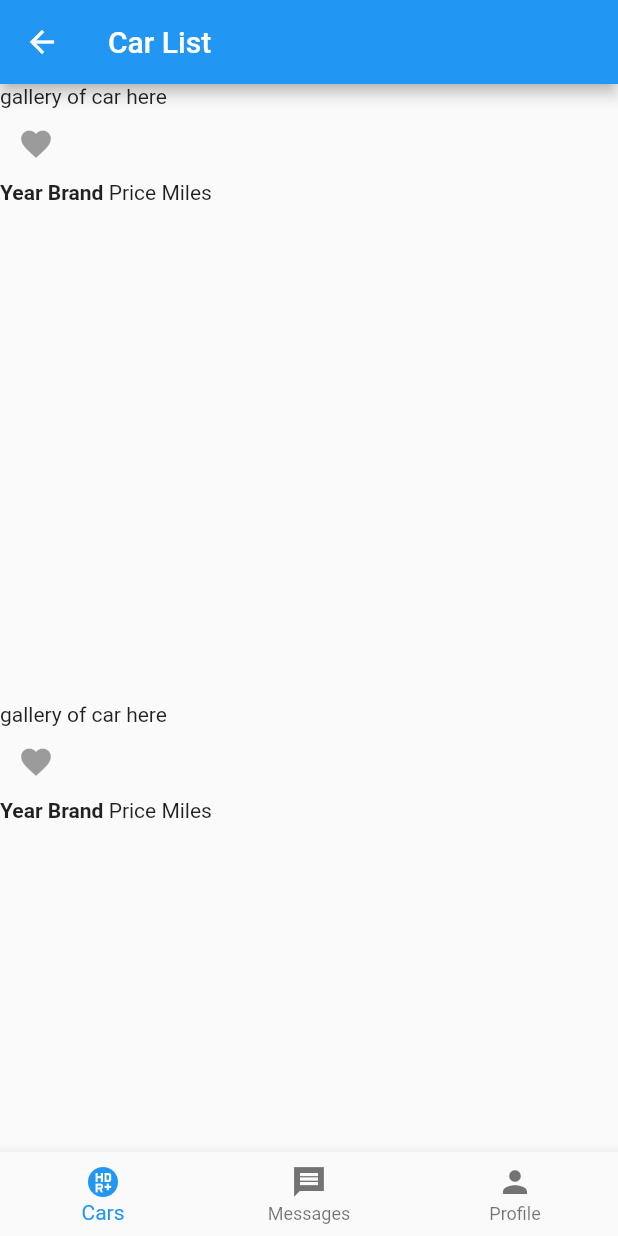
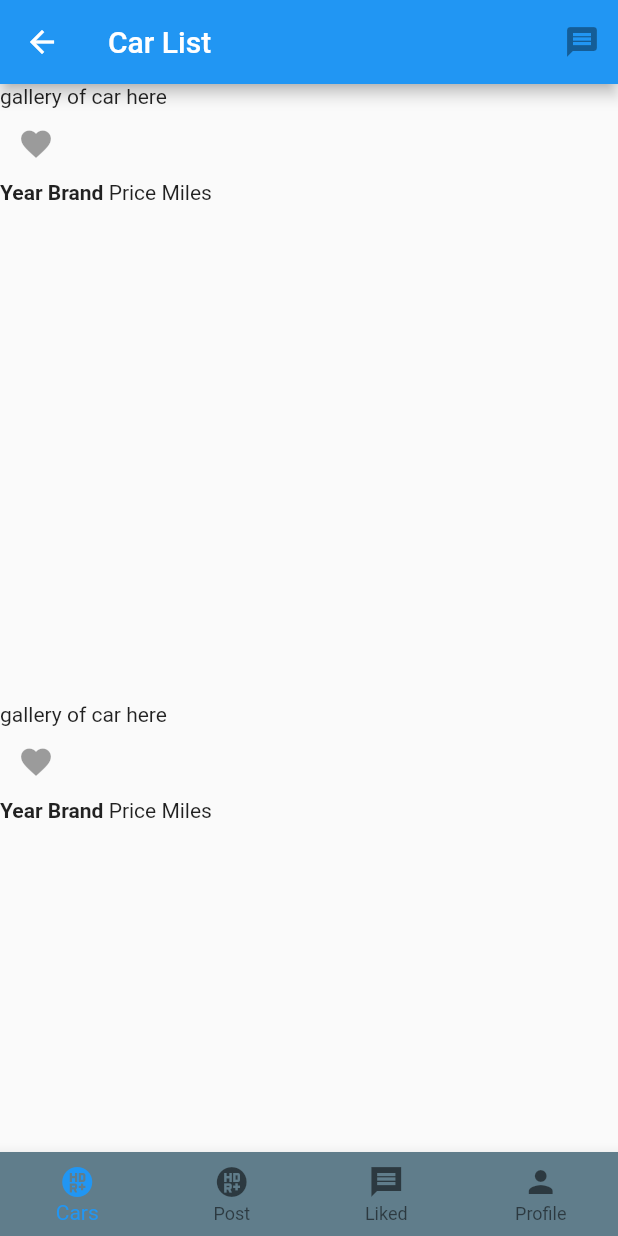
Before and after one commit to domtom1126/Find-a-Stick, a Flutter app: the CarList screen opened directly, on a phone screen of 412 x 824 dp. Run offline on Flutter 3.47's test engine with Material 2 defaults, Android fonts, the phone set to English and light mode, and no system bars; our stand-ins replace cloud_firestore, firebase_auth, firebase_core; accounts and stored records are empty.

Commit message:
Finally have a working app. Nav Bar works.

```diff
--- a/lib/main.dart
+++ b/lib/main.dart
@@ -1,4 +1,5 @@
 import 'package:find_stick/screens/auth_screen.dart';
+import 'package:find_stick/widgets/car_list.dart';
 import 'package:flutter/material.dart';
 import 'package:firebase_core/firebase_core.dart';
 
--- a/lib/widgets/car_list.dart
+++ b/lib/widgets/car_list.dart
@@ -1,4 +1,6 @@
+// Appears after auth screen, basically the home screeen
 import 'package:find_stick/screens/liked_screen.dart';
+import 'package:find_stick/screens/messages_screen.dart';
 import 'package:find_stick/screens/post_screen.dart';
 import 'package:find_stick/screens/profile_screen.dart';
 import 'package:find_stick/widgets/list_view.dart';
@@ -15,10 +17,10 @@ class CarList extends StatefulWidget {
 class _CarListState extends State<CarList> {
   int _selectedIndex = 0;
   final List<Widget> _children = [
-    // HomeScreen(),
-    PostScreen(),
-    LikedScreen(),
-    ProfileScreen(),
+    Container(child: ListViewCars()),
+    Container(child: PostScreen()),
+    Container(child: Text('chat')),
+    Container(child: Text('profile')),
   ];
 
   void _onItemTap(int index) {
@@ -34,9 +36,13 @@ class _CarListState extends State<CarList> {
         child: Scaffold(
           appBar: AppBar(
             title: Text('Car List'),
+            // todo navigate to messages page
+            actions: [IconButton(onPressed: null, icon: Icon(Icons.message))],
           ),
-                body: Container(child: ListViewCars()),
+          body: _children[_selectedIndex],
           bottomNavigationBar: BottomNavigationBar(
+            type: BottomNavigationBarType.fixed,
+            backgroundColor: Colors.blueGrey,
             onTap: _onItemTap,
             currentIndex: _selectedIndex,
             items: [
@@ -45,42 +51,19 @@ class _CarListState extends State<CarList> {
                 label: 'Cars',
               ),
               new BottomNavigationBarItem(
+                icon: Icon(Icons.hdr_plus),
+                label: 'Post',
+              ),
+              new BottomNavigationBarItem(
                 icon: Icon(Icons.message_sharp),
-                      label: 'Messages',
+                label: 'Liked',
               ),
               new BottomNavigationBarItem(
                   icon: Icon(Icons.person), label: 'Profile')
             ],
-                ))));
+          ),
+        ),
+      ),
+    );
   }
 }
-
-// // todo Make seperate class of this
-// GridView.count(
-//             crossAxisCount: 1,
-//             children: List.generate(100, (index) {
-//               return Column(
-//                 children: [
-//                   //  ? Scrollable gallery click to expand
-//                   Row(
-//                     children: [Text('gallery of car here')],
-//                   ),
-//                   Row(
-//                     children: [
-//                       IconButton(onPressed: null, icon: Icon(Icons.favorite)),
-//                     ],
-//                   ),
-//                   Row(
-//                     children: [
-//                       Text('Year ',
-//                           style: TextStyle(fontWeight: FontWeight.bold)),
-//                       Text('Brand ',
-//                           style: TextStyle(fontWeight: FontWeight.bold)),
-//                       Text('Price '),
-//                       Text('Miles'),
-//                     ],
-//                   ),
-//                 ],
-//               );
-//             }),
-//           )
--- a/lib/widgets/list_view.dart
+++ b/lib/widgets/list_view.dart
@@ -13,10 +13,13 @@ class ListViewCars extends StatefulWidget {
 class _ListViewCarsState extends State<ListViewCars> {
   @override
   Widget build(BuildContext context) {
-    return Container(
+    return SizedBox(
+      child: Container(
         child: GridView.count(
           crossAxisCount: 1,
-      children: List.generate(100, (index) {
+          children: List.generate(
+            100,
+            (index) {
               return Column(
                 children: [
                   //  ? Scrollable gallery click to expand
@@ -30,15 +33,20 @@ class _ListViewCarsState extends State<ListViewCars> {
                   ),
                   Row(
                     children: [
-                Text('Year ', style: TextStyle(fontWeight: FontWeight.bold)),
-                Text('Brand ', style: TextStyle(fontWeight: FontWeight.bold)),
+                      Text('Year ',
+                          style: TextStyle(fontWeight: FontWeight.bold)),
+                      Text('Brand ',
+                          style: TextStyle(fontWeight: FontWeight.bold)),
                       Text('Price '),
                       Text('Miles'),
                     ],
                   ),
                 ],
               );
-      }),
-    ));
+            },
+          ),
+        ),
+      ),
+    );
   }
 }
--- a/lib/widgets/nav_bar.dart
+++ b/lib/widgets/nav_bar.dart
@@ -14,7 +14,7 @@ class NavBar extends StatefulWidget {
 class _NavBarState extends State<NavBar> {
   int _selectedIndex = 0;
   final List<Widget> _children = [
-    // HomeScreen(),
+    HomeScreen(),
     PostScreen(),
     LikedScreen(),
     ProfileScreen(),
@@ -41,8 +41,12 @@ class _NavBarState extends State<NavBar> {
               label: 'Cars',
             ),
             new BottomNavigationBarItem(
+              icon: Icon(Icons.hdr_plus),
+              label: 'Post',
+            ),
+            new BottomNavigationBarItem(
               icon: Icon(Icons.message_sharp),
-              label: 'Messages',
+              label: 'Liked',
             ),
             new BottomNavigationBarItem(
                 icon: Icon(Icons.person), label: 'Profile')
```
Also changed, not shown: lib/screens/messages_screen.dart (added, +15 -0 lines), lib/screens/post_screen.dart (+12 -1 lines). Lines whose indentation alone changed are shown as unchanged.
